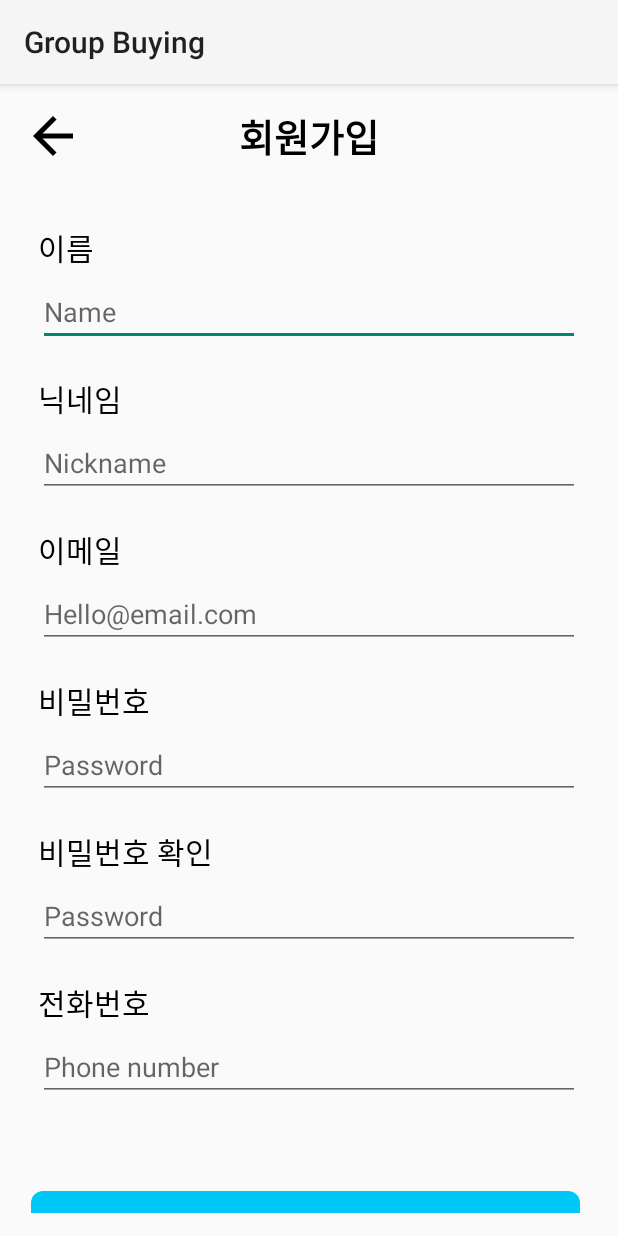
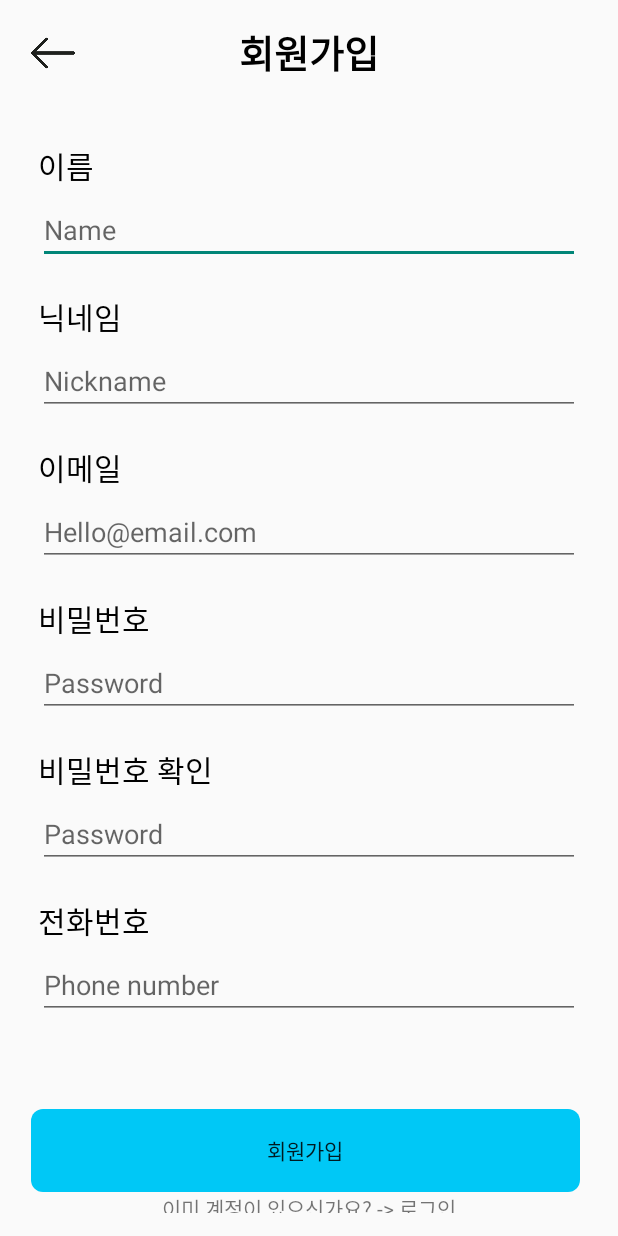
Before and after one commit to EunbiWorld/Todays-group-buying, an Android app: the SignUpActivity screen opened directly, with no data from a screen before it, on a phone screen of 412 x 824 dp. Run offline under Robolectric (Android 15) with nearby library versions, the phone set to English and light mode, and no system bars; our stand-ins replace Firebase (no records; nobody signed in at launch, a user with empty details on screens opened directly).

Commit message:
뒤로가기 버튼의 이미지 변경 및 기능 제작 상단 중앙의 타이틀 텍스트 dp -> sp 로 수정

```diff
--- a/app/src/main/java/com/example/groupbuying/SignUpActivity.java
+++ b/app/src/main/java/com/example/groupbuying/SignUpActivity.java
@@ -5,6 +5,7 @@ import android.os.Bundle;
 import android.view.View;
 import android.widget.Button;
 import android.widget.EditText;
+import android.widget.ImageButton;
 import android.widget.Toast;
 
 import androidx.annotation.NonNull;
@@ -37,6 +38,16 @@ public class SignUpActivity extends AppCompatActivity {
 
         firebaseAuth = FirebaseAuth.getInstance();
 
+
+        //뒤로가기 버튼 클릭시 로그인,회원가입 선택 화면으로 이동
+        ImageButton BackButton = (ImageButton) findViewById(R.id.btn_back);
+        BackButton.setOnClickListener(new View.OnClickListener() {
+            @Override
+            public void onClick(View view) {
+                finish(); // 현재 액티비티를 종료하여 이전 화면으로 돌아갑니다.
+            }
+        });
+
         Signup.setOnClickListener(new View.OnClickListener() {
             @Override
             public void onClick(View v) {
--- a/app/src/main/res/layout/activity_signup.xml
+++ b/app/src/main/res/layout/activity_signup.xml
@@ -10,22 +10,24 @@
         android:layout_height="wrap_content"
         android:orientation="horizontal">
         <ImageButton
+            android:id="@+id/btn_back"
             android:layout_width="40dp"
-            android:layout_height="match_parent"
-            android:src="@drawable/baseline_arrow_back_24"
-            android:padding="0sp"
+            android:layout_height="40dp"
+            android:src="@drawable/leftarrow"
+            android:padding="5dp"
             android:scaleType="centerCrop"
             android:background="#00ff0000"/>
+
         <TextView
             android:layout_width="wrap_content"
             android:layout_height="match_parent"
+            android:layout_marginStart="-40dp"
             android:layout_weight="1"
             android:text="회원가입"
             android:textAlignment="center"
-            android:layout_marginStart="-40dp"
-            android:textStyle="bold"
             android:textColor="@color/black"
-            android:textSize="25dp"/>
+            android:textSize="25sp"
+            android:textStyle="bold" />
     </LinearLayout>
 
     <LinearLayout
@@ -151,9 +153,9 @@
 
 
     <TextView
-        android:layout_width="match_parent"
+        android:layout_width="wrap_content"
         android:layout_height="wrap_content"
-        android:textAlignment="center"
+        android:layout_gravity="center"
         android:text="이미 계정이 있으신가요? -> 로그인"/>
 
 
--- a/app/src/main/res/values/themes.xml
+++ b/app/src/main/res/values/themes.xml
@@ -5,5 +5,8 @@
         <!-- <item name="colorPrimary">@color/my_light_primary</item> -->
     </style>
 
-    <style name="Theme.GroupBuying" parent="Base.Theme.GroupBuying" />
+    <style name="Theme.GroupBuying" parent="Base.Theme.GroupBuying">
+<!--        타이틀 바 제거-->
+        <item name="windowNoTitle">true</item>
+    </style>
 </resources>
```
Also changed, not shown: app/src/main/java/com/example/groupbuying/IDLoginActivity.java (+10 -0 lines), app/src/main/res/layout/activity_changepwd.xml (+5 -4 lines), app/src/main/res/layout/activity_findpwd.xml (+5 -4 lines), app/src/main/res/layout/activity_idlogin.xml (+7 -6 lines), app/src/main/res/drawable/leftarrow.png (added).
